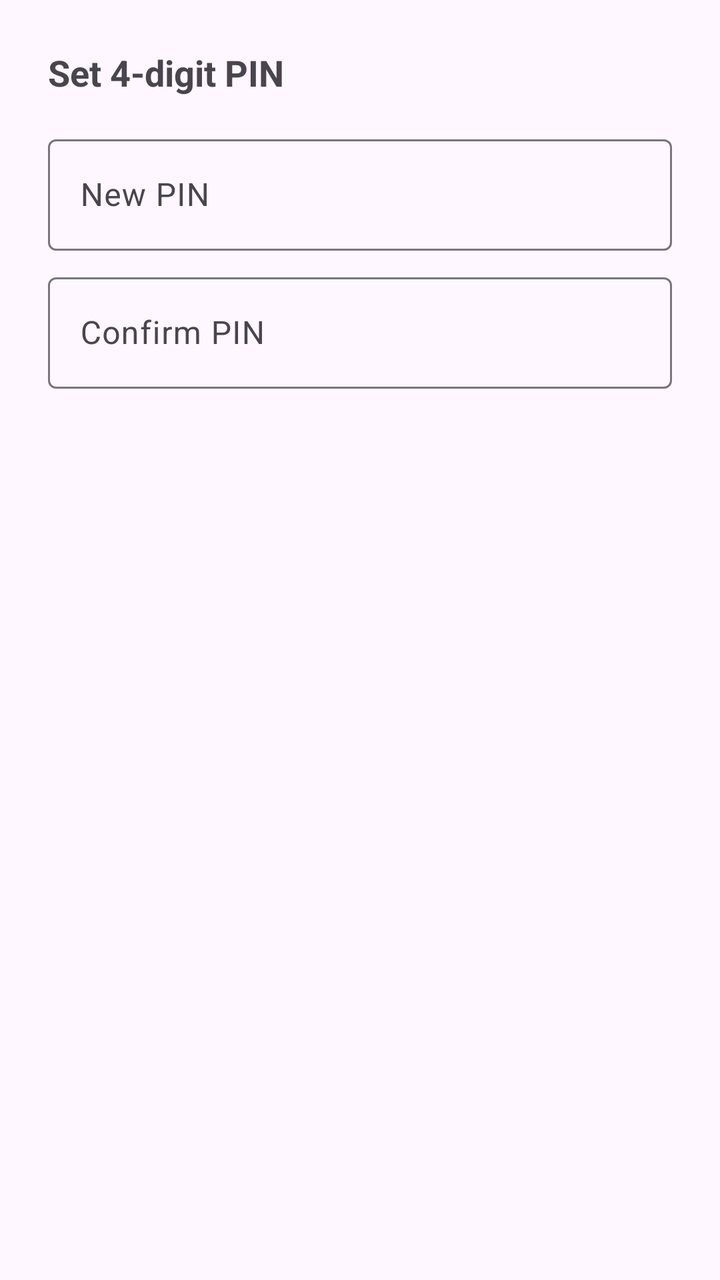
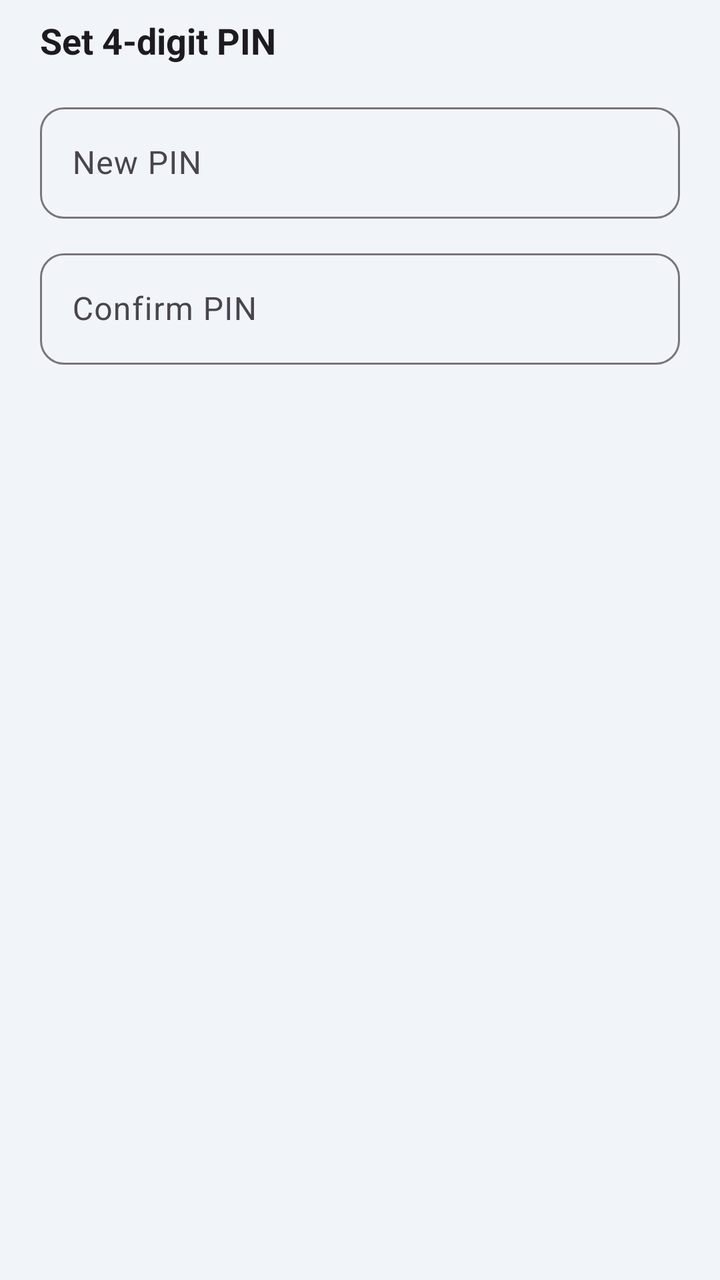

The first picture is an Android layout as it rendered before a commit; the second is the same layout after the commit. The layout source and the unified diff follow.
<!-- AndroidManifest.xml: application theme Theme.InvokeilPay -->
<!-- res/layout/dialog_set_pin.xml -->
<?xml version="1.0" encoding="utf-8"?>
<LinearLayout xmlns:android="http://schemas.android.com/apk/res/android"
    xmlns:app="http://schemas.android.com/apk/res-auto"
    android:layout_width="match_parent"
    android:layout_height="wrap_content"
    android:orientation="vertical"
    android:padding="24dp">

    <TextView
        android:layout_width="wrap_content"
        android:layout_height="wrap_content"
        android:text="@string/dialog_pin_title"
        android:textSize="18sp"
        android:textStyle="bold" />

    <com.google.android.material.textfield.TextInputLayout
        android:layout_width="match_parent"
        android:layout_height="wrap_content"
        android:layout_marginTop="16dp"
        android:hint="@string/dialog_pin_hint">

        <com.google.android.material.textfield.TextInputEditText
            android:id="@+id/input_pin_new"
            android:layout_width="match_parent"
            android:layout_height="wrap_content"
            android:importantForAutofill="no"
            android:inputType="numberPassword"
            android:maxLength="4" />
    </com.google.android.material.textfield.TextInputLayout>

    <com.google.android.material.textfield.TextInputLayout
        android:layout_width="match_parent"
        android:layout_height="wrap_content"
        android:layout_marginTop="8dp"
        android:hint="@string/dialog_pin_confirm_hint">

        <com.google.android.material.textfield.TextInputEditText
            android:id="@+id/input_pin_confirm"
            android:layout_width="match_parent"
            android:layout_height="wrap_content"
            android:importantForAutofill="no"
            android:inputType="numberPassword"
            android:maxLength="4" />
    </com.google.android.material.textfield.TextInputLayout>
</LinearLayout>
<!-- resources referenced by this layout -->
<resources>
  <string name="dialog_pin_confirm_hint">Confirm PIN</string>
  <string name="dialog_pin_hint">New PIN</string>
  <string name="dialog_pin_title">Set 4-digit PIN</string>
  <style name="Theme.InvokeilPay" parent="Theme.Material3.DayNight.NoActionBar">
          <item name="colorPrimary">#2563EB</item>
          <item name="colorOnPrimary">#FFFFFF</item>
          <item name="colorSecondary">#1E40AF</item>
          <item name="shapeAppearanceSmallComponent">@style/ShapeAppearance.Invokeil.Small</item>
          <item name="shapeAppearanceMediumComponent">@style/ShapeAppearance.Invokeil.Medium</item>
          <item name="shapeAppearanceLargeComponent">@style/ShapeAppearance.Invokeil.Large</item>
      </style>
  <style name="ShapeAppearance.Invokeil.Small" parent="ShapeAppearance.Material3.Corner.Small">
          <item name="cornerSize">8dp</item>
      </style>
  <style name="ShapeAppearance.Invokeil.Medium" parent="ShapeAppearance.Material3.Corner.Medium">
          <item name="cornerSize">16dp</item>
      </style>
  <style name="ShapeAppearance.Invokeil.Large" parent="ShapeAppearance.Material3.Corner.Large">
          <item name="cornerSize">20dp</item>
      </style>
</resources>

<!-- the commit's change to res/layout/dialog_set_pin.xml (unified diff, before → after) -->
@@ -1,19 +1,23 @@
 <?xml version="1.0" encoding="utf-8"?>
 <LinearLayout xmlns:android="http://schemas.android.com/apk/res/android"
-    xmlns:app="http://schemas.android.com/apk/res-auto"
     android:layout_width="match_parent"
     android:layout_height="wrap_content"
     android:orientation="vertical"
-    android:padding="24dp">
+    android:paddingStart="20dp"
+    android:paddingTop="8dp"
+    android:paddingEnd="20dp"
+    android:paddingBottom="4dp">
 
     <TextView
         android:layout_width="wrap_content"
         android:layout_height="wrap_content"
         android:text="@string/dialog_pin_title"
+        android:textColor="?android:attr/textColorPrimary"
         android:textSize="18sp"
         android:textStyle="bold" />
 
     <com.google.android.material.textfield.TextInputLayout
+        style="@style/Widget.Invokeil.TextInput"
         android:layout_width="match_parent"
         android:layout_height="wrap_content"
         android:layout_marginTop="16dp"
@@ -29,9 +33,10 @@
     </com.google.android.material.textfield.TextInputLayout>
 
     <com.google.android.material.textfield.TextInputLayout
+        style="@style/Widget.Invokeil.TextInput"
         android:layout_width="match_parent"
         android:layout_height="wrap_content"
-        android:layout_marginTop="8dp"
+        android:layout_marginTop="12dp"
         android:hint="@string/dialog_pin_confirm_hint">
 
         <com.google.android.material.textfield.TextInputEditText
<!-- resource entries referenced after the edit -->
@@ -3,14 +3,34 @@
   <string name="dialog_pin_confirm_hint">Confirm PIN</string>
   <string name="dialog_pin_hint">New PIN</string>
   <string name="dialog_pin_title">Set 4-digit PIN</string>
+  <style name="Widget.Invokeil.TextInput" parent="Widget.Material3.TextInputLayout.OutlinedBox">
+          <item name="boxCornerRadiusTopStart">12dp</item>
+          <item name="boxCornerRadiusTopEnd">12dp</item>
+          <item name="boxCornerRadiusBottomStart">12dp</item>
+          <item name="boxCornerRadiusBottomEnd">12dp</item>
+      </style>
   <style name="Theme.InvokeilPay" parent="Theme.Material3.DayNight.NoActionBar">
-          <item name="colorPrimary">#2563EB</item>
+          <item name="colorPrimary">@color/brand_primary</item>
           <item name="colorOnPrimary">#FFFFFF</item>
-          <item name="colorSecondary">#1E40AF</item>
+          <item name="colorSecondary">@color/brand_dark</item>
+          <item name="colorOnSecondary">#FFFFFF</item>
+          <item name="colorSurface">@color/surface_card</item>
+          <item name="android:colorBackground">@color/bg_page</item>
+          <item name="android:windowBackground">@color/bg_page</item>
+          <item name="android:statusBarColor">@color/brand_deep</item>
+          <item name="android:windowLightStatusBar">false</item>
           <item name="shapeAppearanceSmallComponent">@style/ShapeAppearance.Invokeil.Small</item>
           <item name="shapeAppearanceMediumComponent">@style/ShapeAppearance.Invokeil.Medium</item>
           <item name="shapeAppearanceLargeComponent">@style/ShapeAppearance.Invokeil.Large</item>
+          
+          <item name="android:windowSplashScreenBackground">@color/splash_bg</item>
+          <item name="android:windowSplashScreenAnimatedIcon">@drawable/ic_splash_icon</item>
       </style>
+  <color name="brand_primary">#2563EB</color>
+  <color name="brand_dark">#1E40AF</color>
+  <color name="surface_card">#FFFFFF</color>
+  <color name="bg_page">#F1F5F9</color>
+  <color name="brand_deep">#172554</color>
   <style name="ShapeAppearance.Invokeil.Small" parent="ShapeAppearance.Material3.Corner.Small">
           <item name="cornerSize">8dp</item>
       </style>
@@ -20,5 +40,36 @@
   <style name="ShapeAppearance.Invokeil.Large" parent="ShapeAppearance.Material3.Corner.Large">
           <item name="cornerSize">20dp</item>
       </style>
+  <color name="splash_bg">#FFFFFF</color>
+  <!-- drawable ic_splash_icon (drawable) -->
+  <?xml version="1.0" encoding="utf-8"?>
+  <inset xmlns:android="http://schemas.android.com/apk/res/android"
+      android:drawable="@drawable/ic_logo_mark"
+      android:insetLeft="20%"
+      android:insetTop="20%"
+      android:insetRight="20%"
+      android:insetBottom="20%" />
+  <!-- drawable ic_logo_mark (drawable) -->
+  <?xml version="1.0" encoding="utf-8"?>
+  <vector xmlns:android="http://schemas.android.com/apk/res/android"
+      android:width="48dp"
+      android:height="48dp"
+      android:viewportWidth="24"
+      android:viewportHeight="24">
+      
+      <path
+          android:fillColor="@color/brand_primary"
+          android:pathData="M5,0h14a5,5 0 0 1 5,5v14a5,5 0 0 1 -5,5H5a5,5 0 0 1 -5,-5V5a5,5 0 0 1 5,-5z" />
+      
+      <group
+          android:scaleX="0.62"
+          android:scaleY="0.62"
+          android:pivotX="12"
+          android:pivotY="12">
+          <path
+              android:fillColor="#FFFFFF"
+              android:pathData="M12,1L3,5v6c0,5.55 3.84,10.74 9,12 5.16,-1.26 9,-6.45 9,-12V5L12,1zM12,11.99h7c-0.53,4.12 -3.28,7.79 -7,8.94V12H5V6.3l7,-3.11v8.8z" />
+      </group>
+  </vector>
 </resources>
 
